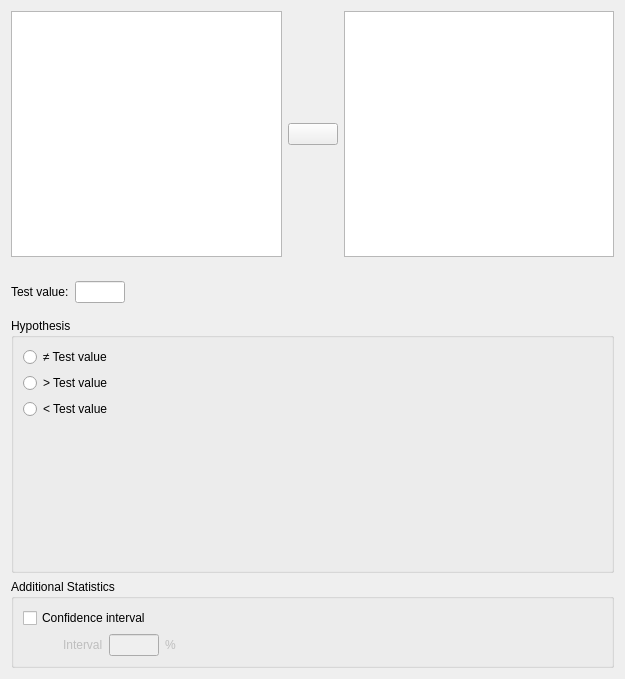
The window that JASP-Desktop/analysisforms/binomialtestform.ui (jasp-stats/jasp-desktop) describes before a commit, drawn with Qt 5.
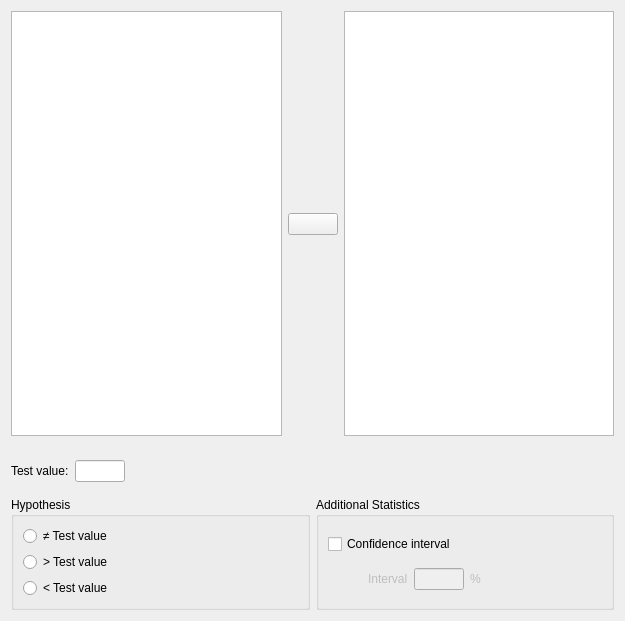
The same window after the commit. Custom widgets are drawn as their Qt base class.

Commit message: Implemented State System in Binomial Test

Patch:
```diff
--- a/JASP-Desktop/analysisforms/binomialtestform.ui
+++ b/JASP-Desktop/analysisforms/binomialtestform.ui
@@ -7,247 +7,14 @@
     <x>0</x>
     <y>0</y>
     <width>625</width>
-    <height>679</height>
+    <height>621</height>
    </rect>
   </property>
   <property name="windowTitle">
    <string>Form</string>
   </property>
-  <layout class="QVBoxLayout" name="verticalLayout_3">
-   <item>
-    <widget class="QWidget" name="topWidget" native="true">
-     <layout class="QGridLayout" name="gridLayout_3">
-      <property name="leftMargin">
-       <number>0</number>
-      </property>
-      <property name="topMargin">
-       <number>0</number>
-      </property>
-      <property name="rightMargin">
-       <number>0</number>
-      </property>
-      <property name="verticalSpacing">
-       <number>0</number>
-      </property>
-      <item row="0" column="0" rowspan="3">
-       <widget class="AvailableFieldsListView" name="listAvailableVariables"/>
-      </item>
-      <item row="0" column="2" rowspan="3">
-       <widget class="BoundListView" name="variables"/>
-      </item>
-      <item row="0" column="1">
-       <spacer name="verticalSpacer_2">
-        <property name="orientation">
-         <enum>Qt::Vertical</enum>
-        </property>
-        <property name="sizeHint" stdset="0">
-         <size>
-          <width>20</width>
-          <height>81</height>
-         </size>
-        </property>
-       </spacer>
-      </item>
-      <item row="1" column="1">
-       <widget class="AssignButton" name="assignButton">
-        <property name="sizePolicy">
-         <sizepolicy hsizetype="Fixed" vsizetype="Fixed">
-          <horstretch>0</horstretch>
-          <verstretch>0</verstretch>
-         </sizepolicy>
-        </property>
-        <property name="minimumSize">
-         <size>
-          <width>50</width>
-          <height>0</height>
-         </size>
-        </property>
-        <property name="maximumSize">
-         <size>
-          <width>50</width>
-          <height>16777215</height>
-         </size>
-        </property>
-        <property name="text">
-         <string/>
-        </property>
-       </widget>
-      </item>
-      <item row="2" column="1">
-       <spacer name="verticalSpacer_3">
-        <property name="orientation">
-         <enum>Qt::Vertical</enum>
-        </property>
-        <property name="sizeHint" stdset="0">
-         <size>
-          <width>20</width>
-          <height>81</height>
-         </size>
-        </property>
-       </spacer>
-      </item>
-     </layout>
-    </widget>
-   </item>
-   <item>
-    <widget class="QWidget" name="widget_5" native="true">
-     <property name="sizePolicy">
-      <sizepolicy hsizetype="Preferred" vsizetype="Preferred">
-       <horstretch>0</horstretch>
-       <verstretch>0</verstretch>
-      </sizepolicy>
-     </property>
-     <property name="minimumSize">
-      <size>
-       <width>240</width>
-       <height>0</height>
-      </size>
-     </property>
-     <layout class="QGridLayout" name="gridLayout">
-      <property name="leftMargin">
-       <number>0</number>
-      </property>
-      <item row="0" column="0">
-       <widget class="QLabel" name="label_3">
-        <property name="sizePolicy">
-         <sizepolicy hsizetype="Fixed" vsizetype="Fixed">
-          <horstretch>0</horstretch>
-          <verstretch>0</verstretch>
-         </sizepolicy>
-        </property>
-        <property name="text">
-         <string>Test value:</string>
-        </property>
-       </widget>
-      </item>
-      <item row="0" column="2">
-       <spacer name="horizontalSpacer_2">
-        <property name="orientation">
-         <enum>Qt::Horizontal</enum>
-        </property>
-        <property name="sizeType">
-         <enum>QSizePolicy::Expanding</enum>
-        </property>
-        <property name="sizeHint" stdset="0">
-         <size>
-          <width>5</width>
-          <height>20</height>
-         </size>
-        </property>
-       </spacer>
-      </item>
-      <item row="0" column="1">
-       <widget class="BoundTextBox" name="testValue">
-        <property name="sizePolicy">
-         <sizepolicy hsizetype="Fixed" vsizetype="Fixed">
-          <horstretch>0</horstretch>
-          <verstretch>0</verstretch>
-         </sizepolicy>
-        </property>
-        <property name="minimumSize">
-         <size>
-          <width>50</width>
-          <height>0</height>
-         </size>
-        </property>
-        <property name="maximumSize">
-         <size>
-          <width>50</width>
-          <height>16777215</height>
-         </size>
-        </property>
-       </widget>
-      </item>
-     </layout>
-    </widget>
-   </item>
-   <item>
-    <widget class="BoundGroupBox" name="hypothesis">
-     <property name="sizePolicy">
-      <sizepolicy hsizetype="Preferred" vsizetype="Preferred">
-       <horstretch>0</horstretch>
-       <verstretch>0</verstretch>
-      </sizepolicy>
-     </property>
-     <property name="title">
-      <string>Hypothesis</string>
-     </property>
-     <property name="flat">
-      <bool>false</bool>
-     </property>
-     <layout class="QGridLayout" name="gridLayout_5">
-      <item row="0" column="1" rowspan="3">
-       <spacer name="horizontalSpacer">
-        <property name="orientation">
-         <enum>Qt::Horizontal</enum>
-        </property>
-        <property name="sizeType">
-         <enum>QSizePolicy::Expanding</enum>
-        </property>
-        <property name="sizeHint" stdset="0">
-         <size>
-          <width>5</width>
-          <height>20</height>
-         </size>
-        </property>
-       </spacer>
-      </item>
-      <item row="1" column="0">
-       <widget class="QRadioButton" name="_2groupOneGreater">
-        <property name="sizePolicy">
-         <sizepolicy hsizetype="Fixed" vsizetype="Fixed">
-          <horstretch>0</horstretch>
-          <verstretch>0</verstretch>
-         </sizepolicy>
-        </property>
-        <property name="text">
-         <string>&gt; Test value</string>
-        </property>
-       </widget>
-      </item>
-      <item row="0" column="0">
-       <widget class="QRadioButton" name="_1notEqual">
-        <property name="sizePolicy">
-         <sizepolicy hsizetype="Fixed" vsizetype="Fixed">
-          <horstretch>0</horstretch>
-          <verstretch>0</verstretch>
-         </sizepolicy>
-        </property>
-        <property name="text">
-         <string>≠ Test value</string>
-        </property>
-       </widget>
-      </item>
-      <item row="2" column="0">
-       <widget class="QRadioButton" name="_3groupTwoGreater">
-        <property name="sizePolicy">
-         <sizepolicy hsizetype="Fixed" vsizetype="Fixed">
-          <horstretch>0</horstretch>
-          <verstretch>0</verstretch>
-         </sizepolicy>
-        </property>
-        <property name="text">
-         <string>&lt; Test value</string>
-        </property>
-       </widget>
-      </item>
-      <item row="3" column="0">
-       <spacer name="verticalSpacer">
-        <property name="orientation">
-         <enum>Qt::Vertical</enum>
-        </property>
-        <property name="sizeHint" stdset="0">
-         <size>
-          <width>20</width>
-          <height>5</height>
-         </size>
-        </property>
-       </spacer>
-      </item>
-     </layout>
-    </widget>
-   </item>
-   <item>
+  <layout class="QGridLayout" name="gridLayout_2">
+   <item row="2" column="1">
     <widget class="BoundGroupBox" name="Additional">
      <property name="sizePolicy">
       <sizepolicy hsizetype="Preferred" vsizetype="Preferred">
@@ -262,7 +29,7 @@
       <bool>false</bool>
      </property>
      <layout class="QGridLayout" name="gridLayout_8">
-      <item row="1" column="0">
+      <item row="1" column="1">
        <widget class="QWidget" name="widgetConfidenceIntervalInterval" native="true">
         <property name="enabled">
          <bool>false</bool>
@@ -331,7 +98,7 @@
         </layout>
        </widget>
       </item>
-      <item row="0" column="0">
+      <item row="0" column="1">
        <widget class="BoundCheckBox" name="confidenceInterval">
         <property name="sizePolicy">
          <sizepolicy hsizetype="Fixed" vsizetype="Fixed">
@@ -344,7 +111,7 @@
         </property>
        </widget>
       </item>
-      <item row="1" column="1">
+      <item row="0" column="2">
        <spacer name="horizontalSpacer_3">
         <property name="orientation">
          <enum>Qt::Horizontal</enum>
@@ -360,6 +127,223 @@
      </layout>
     </widget>
    </item>
+   <item row="2" column="0">
+    <widget class="BoundGroupBox" name="hypothesis">
+     <property name="sizePolicy">
+      <sizepolicy hsizetype="Preferred" vsizetype="Preferred">
+       <horstretch>0</horstretch>
+       <verstretch>0</verstretch>
+      </sizepolicy>
+     </property>
+     <property name="title">
+      <string>Hypothesis</string>
+     </property>
+     <property name="flat">
+      <bool>false</bool>
+     </property>
+     <layout class="QGridLayout" name="gridLayout_5">
+      <item row="1" column="0">
+       <widget class="QRadioButton" name="_2groupOneGreater">
+        <property name="sizePolicy">
+         <sizepolicy hsizetype="Fixed" vsizetype="Fixed">
+          <horstretch>0</horstretch>
+          <verstretch>0</verstretch>
+         </sizepolicy>
+        </property>
+        <property name="text">
+         <string>&gt; Test value</string>
+        </property>
+       </widget>
+      </item>
+      <item row="2" column="0">
+       <widget class="QRadioButton" name="_3groupTwoGreater">
+        <property name="sizePolicy">
+         <sizepolicy hsizetype="Fixed" vsizetype="Fixed">
+          <horstretch>0</horstretch>
+          <verstretch>0</verstretch>
+         </sizepolicy>
+        </property>
+        <property name="text">
+         <string>&lt; Test value</string>
+        </property>
+       </widget>
+      </item>
+      <item row="0" column="0">
+       <widget class="QRadioButton" name="_1notEqual">
+        <property name="sizePolicy">
+         <sizepolicy hsizetype="Fixed" vsizetype="Fixed">
+          <horstretch>0</horstretch>
+          <verstretch>0</verstretch>
+         </sizepolicy>
+        </property>
+        <property name="text">
+         <string>≠ Test value</string>
+        </property>
+       </widget>
+      </item>
+      <item row="1" column="1">
+       <spacer name="horizontalSpacer">
+        <property name="orientation">
+         <enum>Qt::Horizontal</enum>
+        </property>
+        <property name="sizeHint" stdset="0">
+         <size>
+          <width>40</width>
+          <height>20</height>
+         </size>
+        </property>
+       </spacer>
+      </item>
+     </layout>
+    </widget>
+   </item>
+   <item row="1" column="0" colspan="2">
+    <widget class="QWidget" name="widget_5" native="true">
+     <property name="sizePolicy">
+      <sizepolicy hsizetype="Preferred" vsizetype="Preferred">
+       <horstretch>0</horstretch>
+       <verstretch>0</verstretch>
+      </sizepolicy>
+     </property>
+     <property name="minimumSize">
+      <size>
+       <width>240</width>
+       <height>0</height>
+      </size>
+     </property>
+     <layout class="QGridLayout" name="gridLayout">
+      <property name="leftMargin">
+       <number>0</number>
+      </property>
+      <item row="0" column="0">
+       <widget class="QLabel" name="label_3">
+        <property name="sizePolicy">
+         <sizepolicy hsizetype="Fixed" vsizetype="Fixed">
+          <horstretch>0</horstretch>
+          <verstretch>0</verstretch>
+         </sizepolicy>
+        </property>
+        <property name="text">
+         <string>Test value:</string>
+        </property>
+       </widget>
+      </item>
+      <item row="0" column="2">
+       <spacer name="horizontalSpacer_2">
+        <property name="orientation">
+         <enum>Qt::Horizontal</enum>
+        </property>
+        <property name="sizeType">
+         <enum>QSizePolicy::Expanding</enum>
+        </property>
+        <property name="sizeHint" stdset="0">
+         <size>
+          <width>5</width>
+          <height>20</height>
+         </size>
+        </property>
+       </spacer>
+      </item>
+      <item row="0" column="1">
+       <widget class="BoundTextBox" name="testValue">
+        <property name="sizePolicy">
+         <sizepolicy hsizetype="Fixed" vsizetype="Fixed">
+          <horstretch>0</horstretch>
+          <verstretch>0</verstretch>
+         </sizepolicy>
+        </property>
+        <property name="minimumSize">
+         <size>
+          <width>50</width>
+          <height>0</height>
+         </size>
+        </property>
+        <property name="maximumSize">
+         <size>
+          <width>50</width>
+          <height>16777215</height>
+         </size>
+        </property>
+       </widget>
+      </item>
+     </layout>
+    </widget>
+   </item>
+   <item row="0" column="0" colspan="2">
+    <widget class="QWidget" name="topWidget" native="true">
+     <layout class="QGridLayout" name="gridLayout_3">
+      <property name="leftMargin">
+       <number>0</number>
+      </property>
+      <property name="topMargin">
+       <number>0</number>
+      </property>
+      <property name="rightMargin">
+       <number>0</number>
+      </property>
+      <property name="verticalSpacing">
+       <number>0</number>
+      </property>
+      <item row="0" column="0" rowspan="3">
+       <widget class="AvailableFieldsListView" name="listAvailableVariables"/>
+      </item>
+      <item row="0" column="2" rowspan="3">
+       <widget class="BoundListView" name="variables"/>
+      </item>
+      <item row="0" column="1">
+       <spacer name="verticalSpacer_2">
+        <property name="orientation">
+         <enum>Qt::Vertical</enum>
+        </property>
+        <property name="sizeHint" stdset="0">
+         <size>
+          <width>20</width>
+          <height>81</height>
+         </size>
+        </property>
+       </spacer>
+      </item>
+      <item row="1" column="1">
+       <widget class="AssignButton" name="assignButton">
+        <property name="sizePolicy">
+         <sizepolicy hsizetype="Fixed" vsizetype="Fixed">
+          <horstretch>0</horstretch>
+          <verstretch>0</verstretch>
+         </sizepolicy>
+        </property>
+        <property name="minimumSize">
+         <size>
+          <width>50</width>
+          <height>0</height>
+         </size>
+        </property>
+        <property name="maximumSize">
+         <size>
+          <width>50</width>
+          <height>16777215</height>
+         </size>
+        </property>
+        <property name="text">
+         <string/>
+        </property>
+       </widget>
+      </item>
+      <item row="2" column="1">
+       <spacer name="verticalSpacer_3">
+        <property name="orientation">
+         <enum>Qt::Vertical</enum>
+        </property>
+        <property name="sizeHint" stdset="0">
+         <size>
+          <width>20</width>
+          <height>81</height>
+         </size>
+        </property>
+       </spacer>
+      </item>
+     </layout>
+    </widget>
+   </item>
   </layout>
  </widget>
  <customwidgets>
```
The commit also changes 1 other file.
